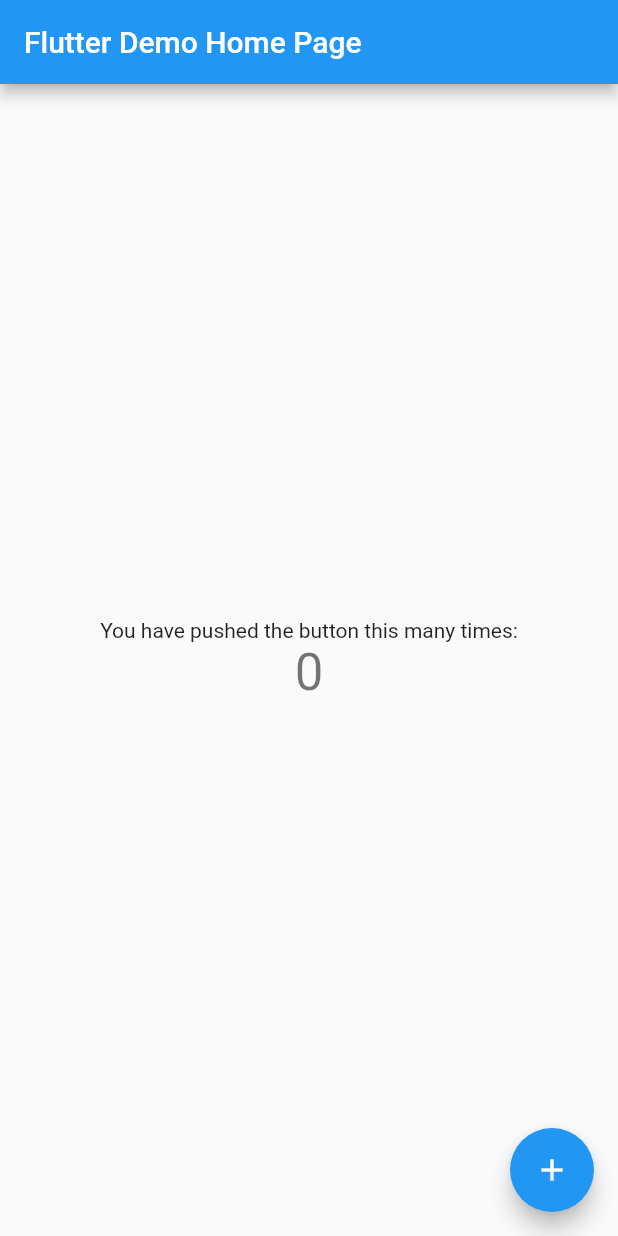
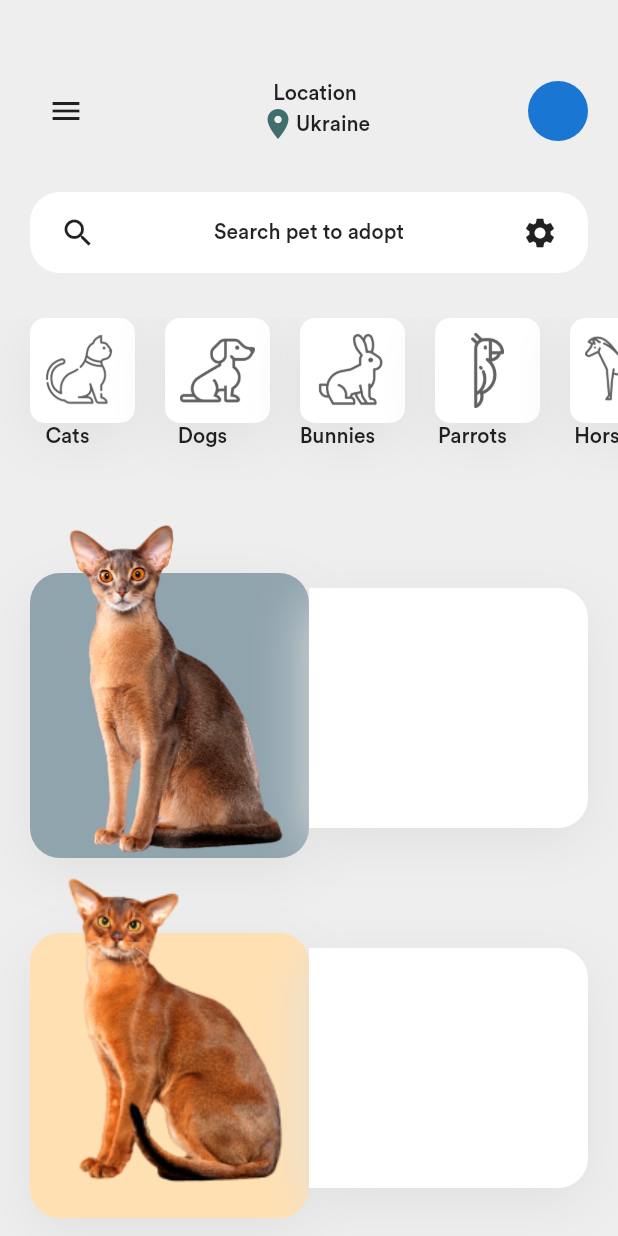
Before and after one commit to mune-actor-en/uchinoko-project-mobile, a Flutter app: the screen it shows after launch, on a phone screen of 412 x 824 dp. Run offline on Flutter 3.47's test engine with Material 2 defaults, Android fonts, the phone set to English and light mode, and no system bars; our stand-ins replace font_awesome_flutter.

Commit message:
引っ越し Done

```diff
--- a/lib/main.dart
+++ b/lib/main.dart
@@ -1,113 +1,26 @@
 import 'package:flutter/material.dart';
+import 'package:uchinoko_project_mobile/presentation/views/drawerScreen.dart';
+import 'package:uchinoko_project_mobile/presentation/views/homeScreen.dart';
 
-void main() {
-  runApp(MyApp());
+void main(){
+  runApp(MaterialApp(home: HomePage(),
+    theme: ThemeData(
+        fontFamily: 'Circular'
+    ),
+  ));
 }
 
-class MyApp extends StatelessWidget {
-  // This widget is the root of your application.
+
+class HomePage extends StatelessWidget {
   @override
   Widget build(BuildContext context) {
-    return MaterialApp(
-      title: 'uchinoko ogen',
-      theme: ThemeData(
-        // This is the theme of your application.
-        //
-        // Try running your application with "flutter run". You'll see the
-        // application has a blue toolbar. Then, without quitting the app, try
-        // changing the primarySwatch below to Colors.green and then invoke
-        // "hot reload" (press "r" in the console where you ran "flutter run",
-        // or simply save your changes to "hot reload" in a Flutter IDE).
-        // Notice that the counter didn't reset back to zero; the application
-        // is not restarted.
-        primarySwatch: Colors.blue,
+    return Scaffold(
+      body: Stack(
+        children: [
+          DrawerScreen(),
+          HomeScreen()
+        ],
       ),
-      home: MyHomePage(title: 'Flutter Demo Home Page'),
     );
   }
 }
-
-class MyHomePage extends StatefulWidget {
-  MyHomePage({Key key, this.title}) : super(key: key);
-
-  // This widget is the home page of your application. It is stateful, meaning
-  // that it has a State object (defined below) that contains fields that affect
-  // how it looks.
-
-  // This class is the configuration for the state. It holds the values (in this
-  // case the title) provided by the parent (in this case the App widget) and
-  // used by the build method of the State. Fields in a Widget subclass are
-  // always marked "final".
-
-  final String title;
-
-  @override
-  _MyHomePageState createState() => _MyHomePageState();
-}
-
-class _MyHomePageState extends State<MyHomePage> {
-  int _counter = 0;
-
-  void _incrementCounter() {
-    setState(() {
-      // This call to setState tells the Flutter framework that something has
-      // changed in this State, which causes it to rerun the build method below
-      // so that the display can reflect the updated values. If we changed
-      // _counter without calling setState(), then the build method would not be
-      // called again, and so nothing would appear to happen.
-      _counter++;
-    });
-  }
-
-  @override
-  Widget build(BuildContext context) {
-    // This method is rerun every time setState is called, for instance as done
-    // by the _incrementCounter method above.
-    //
-    // The Flutter framework has been optimized to make rerunning build methods
-    // fast, so that you can just rebuild anything that needs updating rather
-    // than having to individually change instances of widgets.
-    return Scaffold(
-      appBar: AppBar(
-        // Here we take the value from the MyHomePage object that was created by
-        // the App.build method, and use it to set our appbar title.
-        title: Text(widget.title),
-      ),
-      body: Center(
-        // Center is a layout widget. It takes a single child and positions it
-        // in the middle of the parent.
-        child: Column(
-          // Column is also a layout widget. It takes a list of children and
-          // arranges them vertically. By default, it sizes itself to fit its
-          // children horizontally, and tries to be as tall as its parent.
-          //
-          // Invoke "debug painting" (press "p" in the console, choose the
-          // "Toggle Debug Paint" action from the Flutter Inspector in Android
-          // Studio, or the "Toggle Debug Paint" command in Visual Studio Code)
-          // to see the wireframe for each widget.
-          //
-          // Column has various properties to control how it sizes itself and
-          // how it positions its children. Here we use mainAxisAlignment to
-          // center the children vertically; the main axis here is the vertical
-          // axis because Columns are vertical (the cross axis would be
-          // horizontal).
-          mainAxisAlignment: MainAxisAlignment.center,
-          children: <Widget>[
-            Text(
-              'You have pushed the button this many times:',
-            ),
-            Text(
-              '$_counter',
-              style: Theme.of(context).textTheme.headline4,
-            ),
-          ],
-        ),
-      ),
-      floatingActionButton: FloatingActionButton(
-        onPressed: _incrementCounter,
-        tooltip: 'Increment',
-        child: Icon(Icons.add),
-      ), // This trailing comma makes auto-formatting nicer for build methods.
-    );
-  }
-}
--- /dev/null
+++ b/lib/presentation/views/configuration.dart
@@ -0,0 +1,42 @@
+import 'package:flutter/material.dart';
+import 'package:font_awesome_flutter/font_awesome_flutter.dart';
+
+Color primaryGreen = Color(0xff416d6d);
+List<BoxShadow> shadowList = [
+  BoxShadow(color: Colors.grey[300], blurRadius: 30, offset: Offset(0, 10))
+];
+
+List<Map> categories = [
+  {'name': 'Cats', 'iconPath': 'assets/images/cat.png'},
+  {'name': 'Dogs', 'iconPath': 'assets/images/dog.png'},
+  {'name': 'Bunnies', 'iconPath': 'assets/images/rabbit.png'},
+  {'name': 'Parrots', 'iconPath': 'assets/images/parrot.png'},
+  {'name': 'Horses', 'iconPath': 'assets/images/horse.png'}
+];
+
+List<Map> drawerItems=[
+  {
+    'icon': FontAwesomeIcons.paw,
+    'title' : 'Adoption'
+  },
+  {
+    'icon': Icons.mail,
+    'title' : 'Donation'
+  },
+  {
+    'icon': FontAwesomeIcons.plus,
+    'title' : 'Add pet'
+  },
+  {
+    'icon': Icons.favorite,
+    'title' : 'Favorites'
+  },
+  {
+    'icon': Icons.mail,
+    'title' : 'Messages'
+  },
+  {
+    'icon': FontAwesomeIcons.userAlt,
+    'title' : 'Profile'
+  },
+];
--- /dev/null
+++ b/lib/presentation/views/drawerScreen.dart
@@ -0,0 +1,67 @@
+import 'package:flutter/material.dart';
+import 'package:uchinoko_project_mobile/presentation/views/configuration.dart';
+
+class DrawerScreen extends StatefulWidget {
+  @override
+  _DrawerScreenState createState() => _DrawerScreenState();
+}
+
+class _DrawerScreenState extends State<DrawerScreen> {
+  @override
+  Widget build(BuildContext context) {
+    return Container(
+      color: primaryGreen,
+      padding: EdgeInsets.only(top:50,bottom: 70,left: 10),
+      child: Column(
+        mainAxisAlignment: MainAxisAlignment.spaceBetween,
+        children: [
+          Row(
+            children: [
+              CircleAvatar(),
+              SizedBox(width: 10,),
+              Column(
+                crossAxisAlignment: CrossAxisAlignment.start,
+                children: [
+                  Text('Miroslava Savitskaya',style: TextStyle(color: Colors.white,fontWeight: FontWeight.bold),),
+                  Text('Active Status',style: TextStyle(color: Colors.white,fontWeight: FontWeight.bold))
+                ],
+              )
+            ],
+          ),
+
+          Column(
+            children: drawerItems.map((element) => Padding(
+              padding: const EdgeInsets.all(8.0),
+              child: Row(
+                children: [
+                  Icon(element['icon'],color: Colors.white,size: 30,),
+                  SizedBox(width: 10,),
+                  Text(element['title'],style: TextStyle(color: Colors.white,fontWeight: FontWeight.bold,fontSize: 20))
+                ],
+
+              ),
+            )).toList(),
+          ),
+
+          Row(
+            children: [
+              Icon(Icons.settings,color: Colors.white,),
+              SizedBox(width: 10,),
+              Text('Settings',style:TextStyle(color: Colors.white,fontWeight: FontWeight.bold),),
+              SizedBox(width: 10,),
+              Container(width: 2,height: 20,color: Colors.white,),
+              SizedBox(width: 10,),
+              Text('Log out',style:TextStyle(color: Colors.white,fontWeight: FontWeight.bold),)
+
+
+            ],
+
+          )
+
+
+        ],
+      ),
+
+    );
+  }
+}
--- /dev/null
+++ b/lib/presentation/views/homeScreen.dart
@@ -0,0 +1,224 @@
+import 'package:flutter/material.dart';
+import 'package:uchinoko_project_mobile/presentation/views/configuration.dart';
+import 'package:uchinoko_project_mobile/presentation/views/screen2.dart';
+
+class HomeScreen extends StatefulWidget {
+  @override
+  _HomeScreenState createState() => _HomeScreenState();
+}
+
+class _HomeScreenState extends State<HomeScreen> {
+  double xOffset = 0;
+  double yOffset = 0;
+  double scaleFactor = 1;
+
+  bool isDrawerOpen = false;
+
+
+  @override
+  Widget build(BuildContext context) {
+    return AnimatedContainer(
+      transform: Matrix4.translationValues(xOffset, yOffset, 0)
+        ..scale(scaleFactor)..rotateY(isDrawerOpen? -0.5:0),
+      duration: Duration(milliseconds: 250),
+
+      decoration: BoxDecoration(
+          color: Colors.grey[200],
+
+          borderRadius: BorderRadius.circular(isDrawerOpen?40:0.0)
+
+      ),
+      child: SingleChildScrollView(
+        child: Column(
+          children: [
+            SizedBox(
+              height: 50,
+            ),
+            Container(
+              margin: EdgeInsets.symmetric(horizontal: 20),
+              child: Row(
+                mainAxisAlignment: MainAxisAlignment.spaceBetween,
+                children: [
+                 isDrawerOpen?IconButton(
+                   icon: Icon(Icons.arrow_back_ios),
+                   onPressed: (){
+                     setState(() {
+                       xOffset=0;
+                       yOffset=0;
+                       scaleFactor=1;
+                       isDrawerOpen=false;
+
+                     });
+                   },
+
+                 ): IconButton(
+                      icon: Icon(Icons.menu),
+                      onPressed: () {
+                        setState(() {
+                          xOffset = 230;
+                          yOffset = 150;
+                          scaleFactor = 0.6;
+                          isDrawerOpen=true;
+                        });
+                      }),
+                  Column(
+                    children: [
+                      Text('Location'),
+                      Row(
+                        children: [
+                          Icon(
+                            Icons.location_on,
+                            color: primaryGreen,
+                          ),
+                          Text('Ukraine'),
+                        ],
+                      ),
+                    ],
+                  ),
+                  CircleAvatar()
+                ],
+              ),
+            ),
+
+            Container(
+              padding: EdgeInsets.symmetric(horizontal: 20,vertical: 15),
+              margin: EdgeInsets.symmetric(vertical: 30,horizontal: 20),
+              decoration: BoxDecoration(
+                color: Colors.white,
+                borderRadius: BorderRadius.circular(20)
+              ),
+              child: Row(
+                mainAxisAlignment: MainAxisAlignment.spaceBetween,
+                children: [
+                  Icon(Icons.search),
+                  Text('Search pet to adopt'),
+                  Icon(Icons.settings)
+
+                ],
+              ),
+            ),
+
+            Container(height: 120,
+            child: ListView.builder(
+              scrollDirection: Axis.horizontal,
+              itemCount: categories.length,
+              itemBuilder: (context,index){
+                return Container(
+                  child: Column(
+                    children: [
+                      Container(
+
+                        padding: EdgeInsets.all(10),
+                        margin: EdgeInsets.only(left: 20),
+                        decoration: BoxDecoration(
+                          color: Colors.white,
+                          boxShadow: shadowList,
+                          borderRadius: BorderRadius.circular(10)
+                        ),
+                        child: Image.asset(categories[index]['iconPath'],       height: 50,
+                          width: 50,color: Colors.grey[700],),
+                      ),
+                      Text(categories[index]['name'])
+                    ],
+                  ),
+                );
+              },
+
+            ),
+            ),
+
+
+            GestureDetector(
+              onTap: (){
+                Navigator.push(context, MaterialPageRoute(builder: (context)=>Screen2()));
+
+              },
+              child: Container(
+                height: 240,
+                margin: EdgeInsets.symmetric(horizontal: 20),
+                child: Row(
+                  children: [
+                    Expanded(
+                      child: Stack(
+                        children: [
+                          Container(
+                            decoration: BoxDecoration(color: Colors.blueGrey[300],
+                            borderRadius: BorderRadius.circular(20),
+                              boxShadow: shadowList,
+                            ),
+                            margin: EdgeInsets.only(top: 50),
+                          ),
+                          Align(
+                            child: Hero(
+                                tag:1,child: Image.asset('assets/images/pet-cat2.png')),
+                          )
+
+                        ],
+                      ),
+                    ),
+                    Expanded(child: Container(
+                      margin: EdgeInsets.only(top: 60,bottom: 20),
+                      decoration: BoxDecoration(color: Colors.white,
+
+                      boxShadow: shadowList,
+                        borderRadius: BorderRadius.only(
+                          topRight: Radius.circular(20),
+                          bottomRight: Radius.circular(20)
+
+                        )
+                      ),
+
+                    ))
+
+                  ],
+                ),
+
+              ),
+            ),
+            Container(
+              height: 240,
+              margin: EdgeInsets.symmetric(horizontal: 20),
+              child: Row(
+                children: [
+                  Expanded(
+                    child: Stack(
+                      children: [
+                        Container(
+                          decoration: BoxDecoration(color: Colors.orange[100],
+                            borderRadius: BorderRadius.circular(20),
+                            boxShadow: shadowList,
+                          ),
+                          margin: EdgeInsets.only(top: 50),
+                        ),
+                        Align(
+                          child: Image.asset('assets/images/pet-cat1.png'),
+                        )
+
+                      ],
+                    ),
+                  ),
+                  Expanded(child: Container(
+                    margin: EdgeInsets.only(top: 60,bottom: 20),
+                    decoration: BoxDecoration(color: Colors.white,
+
+                        boxShadow: shadowList,
+                        borderRadius: BorderRadius.only(
+                            topRight: Radius.circular(20),
+                            bottomRight: Radius.circular(20)
+
+                        )
+                    ),
+
+                  ))
+
+                ],
+              ),
+
+            ),
+            SizedBox(height: 50,)
+          ],
+        ),
+      ),
+    );
+  }
+}
```
Also changed, not shown: lib/presentation/views/screen2.dart (added, +110 -0 lines), pubspec.yaml (+13 -0 lines), assets/fonts/CircularAir-Light.ttf (added), assets/fonts/CircularStd-Bold.ttf (added), assets/fonts/CircularStd-Medium.ttf (added), assets/images/cat.png (added), assets/images/dog.png (added), assets/images/horse.png (added), assets/images/parrot.png (added), assets/images/pet-cat1.png (added), assets/images/pet-cat2.png (added), assets/images/rabbit.png (added), lib/presentation/views/main.dart (added), pubspec.lock, 4 other files.
